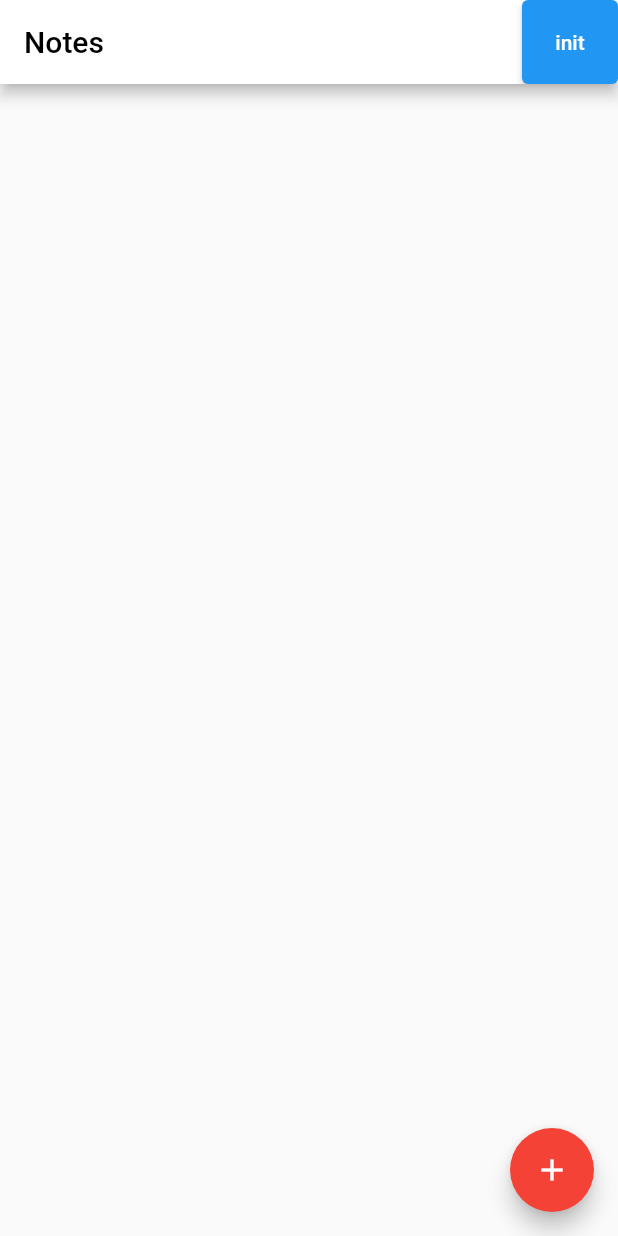
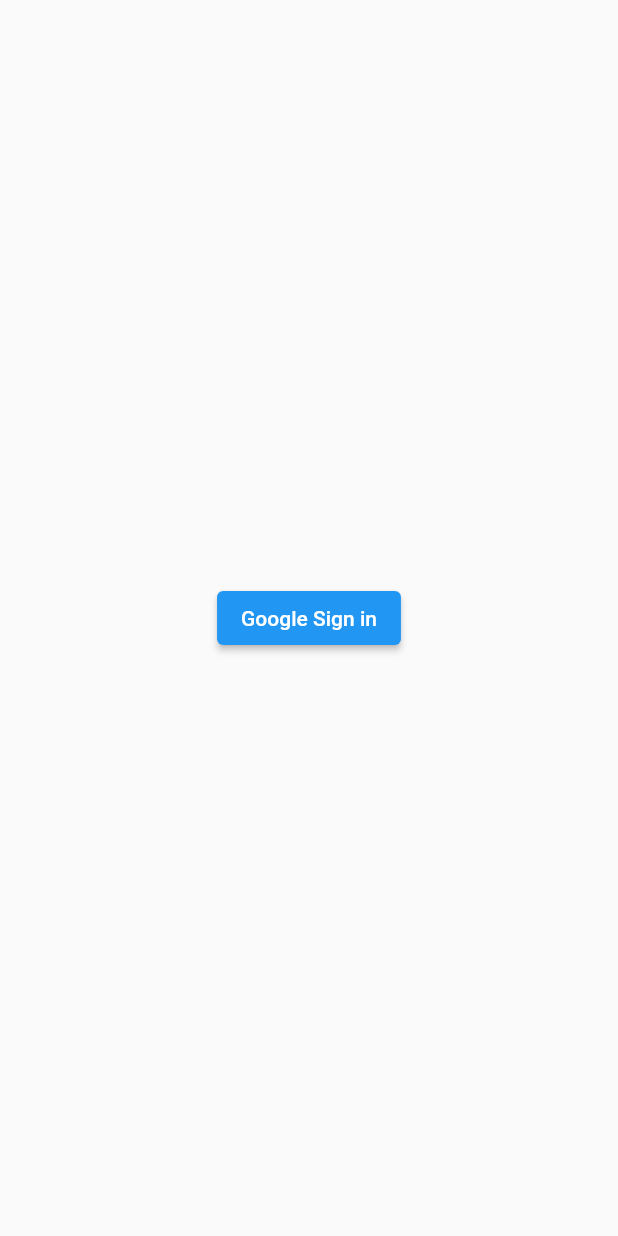
Before and after one commit to Harsh23122002/Notes-app, a Flutter app: the screen it shows after launch, on a phone screen of 412 x 824 dp. Run offline on Flutter 3.47's test engine with Material 2 defaults, Android fonts, the phone set to English and light mode, and no system bars; our stand-ins replace cloud_firestore, firebase_auth, firebase_core, google_sign_in; accounts and stored records are empty.

Commit message:
google signin implemented

```diff
--- a/lib/main.dart
+++ b/lib/main.dart
@@ -2,7 +2,9 @@ import 'dart:async';
 
 import 'package:firebase_core/firebase_core.dart';
 import 'package:flutter/material.dart';
+import 'package:notes_app/pages/loginpage.dart';
 import 'pages/home.dart';
+
 
 
 StreamController<int> streamController = StreamController();
@@ -16,6 +18,7 @@ class MyApp extends StatelessWidget {
   const MyApp({Key? key}) : super(key: key);
   @override
   Widget build(BuildContext context) {
-    return MaterialApp(home: Home(stream: streamController.stream,));
+    //return MaterialApp(home: Home(stream: streamController.stream,));
+    return MaterialApp(home: LoginPage(),);
   }
 }
--- /dev/null
+++ b/lib/pages/loginpage.dart
@@ -0,0 +1,14 @@
+import 'package:flutter/material.dart';
+
+import '../services/googlesignin.dart';
+
+class LoginPage extends StatelessWidget {
+  const LoginPage({Key? key}) : super(key: key);
+
+  @override
+  Widget build(BuildContext context) {
+    return Scaffold(
+      body: Center(child: ElevatedButton(onPressed: (){signup(context);}, child: Text("Google Sign in"),),),
+    );
+  }
+}
```
Also changed, not shown: lib/services/googlesignin.dart (added, +34 -0 lines).
